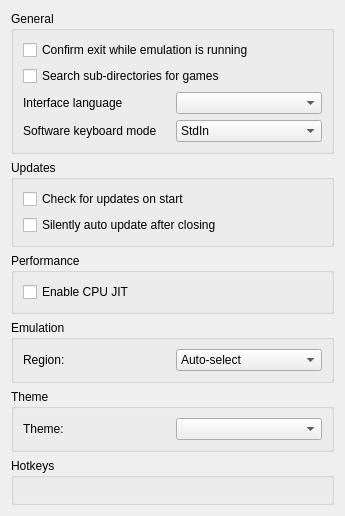
Qt form src/citra_qt/configuration/configure_general.ui (grimtnt/citra) before a commit.
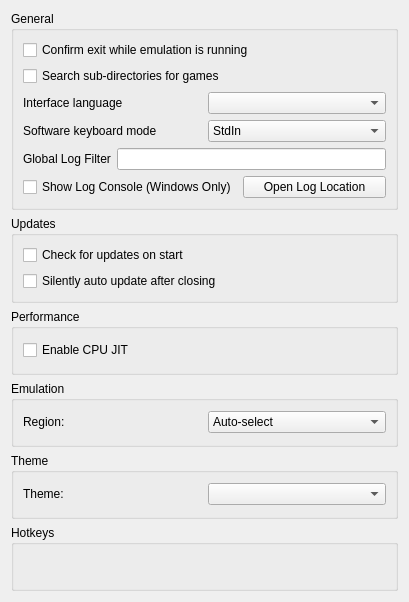
The same form after that commit. Custom widgets are drawn as their Qt base class.

```diff
--- a/src/citra_qt/configuration/configure_general.ui
+++ b/src/citra_qt/configuration/configure_general.ui
@@ -6,8 +6,8 @@
    <rect>
     <x>0</x>
     <y>0</y>
-    <width>345</width>
-    <height>516</height>
+    <width>409</width>
+    <height>602</height>
    </rect>
   </property>
   <property name="windowTitle">
@@ -77,6 +77,38 @@
             </item>
            </layout>
           </item>
+          <item>
+           <layout class="QHBoxLayout" name="horizontalLayout_10">
+            <item>
+             <widget class="QLabel" name="label_global_log_filter">
+              <property name="text">
+               <string>Global Log Filter</string>
+              </property>
+             </widget>
+            </item>
+            <item>
+             <widget class="QLineEdit" name="log_filter_edit"/>
+            </item>
+           </layout>
+          </item>
+          <item>
+           <layout class="QHBoxLayout" name="horizontalLayout_9">
+            <item>
+             <widget class="QCheckBox" name="toggle_console">
+              <property name="text">
+               <string>Show Log Console (Windows Only)</string>
+              </property>
+             </widget>
+            </item>
+            <item>
+             <widget class="QPushButton" name="open_log_button">
+              <property name="text">
+               <string>Open Log Location</string>
+              </property>
+             </widget>
+            </item>
+           </layout>
+          </item>
          </layout>
         </item>
        </layout>
```
